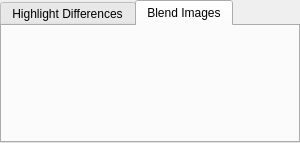
Above: src/widgets/comparison_settings.ui from saierd/photocross before the change. Below: the same form after it.
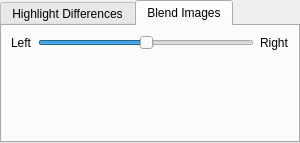
That is the form after the change. The open tabs and pages were chosen to show the change. Icons and pictures are not drawn.

Commit message: Implement a comparison mode which blends between images

What changed in the file:
```diff
--- a/src/widgets/comparison_settings.ui
+++ b/src/widgets/comparison_settings.ui
@@ -115,6 +115,54 @@
       <attribute name="title">
        <string>Blend Images</string>
       </attribute>
+      <layout class="QGridLayout" name="gridLayout_2">
+       <item row="0" column="1">
+        <widget class="QSlider" name="blendPosition">
+         <property name="maximum">
+          <number>1000</number>
+         </property>
+         <property name="singleStep">
+          <number>10</number>
+         </property>
+         <property name="pageStep">
+          <number>100</number>
+         </property>
+         <property name="value">
+          <number>500</number>
+         </property>
+         <property name="orientation">
+          <enum>Qt::Horizontal</enum>
+         </property>
+        </widget>
+       </item>
+       <item row="0" column="0">
+        <widget class="QLabel" name="label">
+         <property name="text">
+          <string>Left</string>
+         </property>
+        </widget>
+       </item>
+       <item row="0" column="2">
+        <widget class="QLabel" name="label_2">
+         <property name="text">
+          <string>Right</string>
+         </property>
+        </widget>
+       </item>
+       <item row="1" column="0" colspan="3">
+        <spacer name="verticalSpacer_2">
+         <property name="orientation">
+          <enum>Qt::Vertical</enum>
+         </property>
+         <property name="sizeHint" stdset="0">
+          <size>
+           <width>20</width>
+           <height>40</height>
+          </size>
+         </property>
+        </spacer>
+       </item>
+      </layout>
      </widget>
     </widget>
    </item>
```
Left out of the diff: 2 changed lines with no effect on the pictures. The commit also changes 3 other files.
